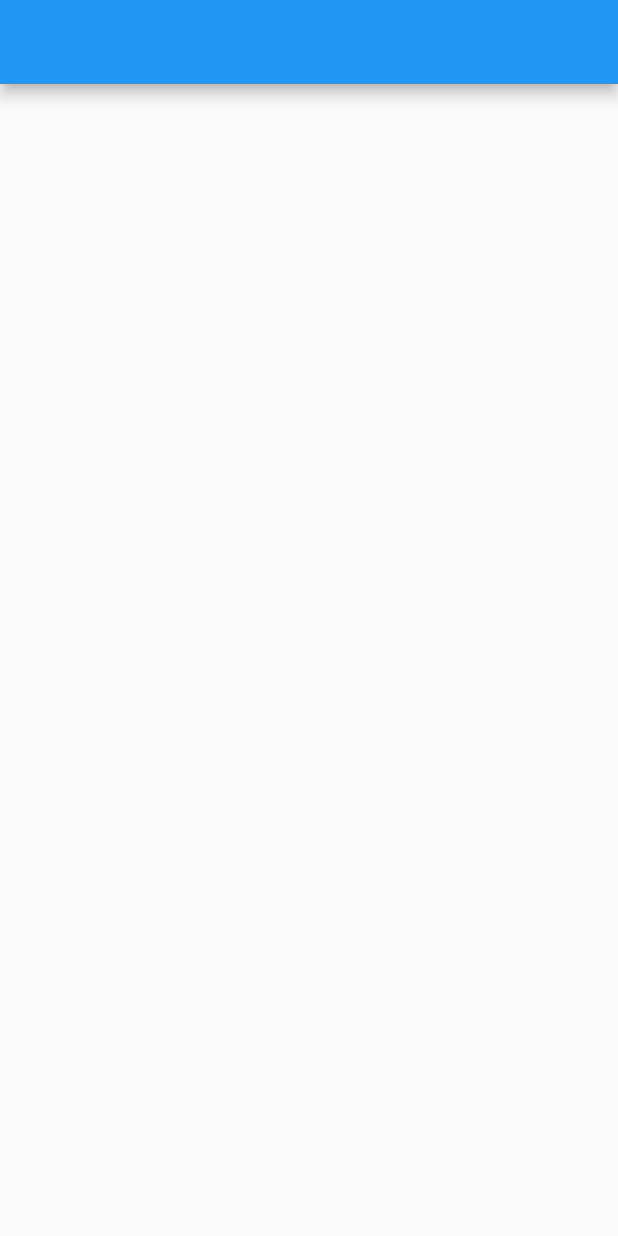
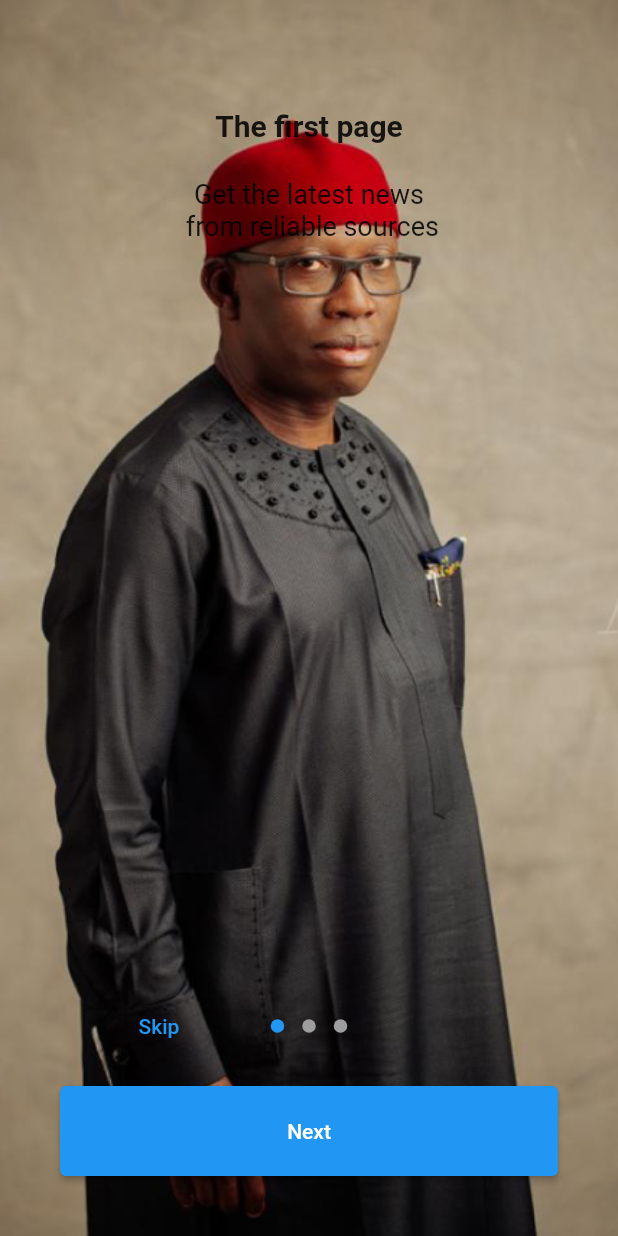
Before and after one commit to rukky96/delta_news, a Flutter app: the screen it shows after launch, on a phone screen of 412 x 824 dp. Run offline on Flutter 3.47's test engine with Material 2 defaults, Android fonts, the phone set to English and light mode, and no system bars; drawn by our look-alikes of introduction_screen; our stand-ins replace splashscreen.

Commit message:
added pictures

```diff
--- a/lib/main.dart
+++ b/lib/main.dart
@@ -1,5 +1,6 @@
 import 'package:flutter/material.dart';
 import 'package:splashscreen/splashscreen.dart';
+import 'package:introduction_screen/introduction_screen.dart';
 
 void main(List<String> args) {
   runApp(const DeltaNews());
@@ -10,9 +11,9 @@ class DeltaNews extends StatelessWidget {
 
   @override
   Widget build(BuildContext context) {
-    return MaterialApp(
+    return const MaterialApp(
       title: 'Delta News',
-      home: const MySplashScreen(),
+      home: MySplashScreen(),
     );
   }
 }
@@ -29,10 +30,9 @@ class _MySplashScreenState extends State<MySplashScreen> {
   Widget build(BuildContext context) {
     return SplashScreen(
       seconds: 10,
-      navigateAfterSeconds: const HomePage(),
-      title: Text('WELCOME TO DELTA NEWS'),
-      image: Image.network(
-          'https://www.deltastate.gov.ng/wp-content/uploads/2019/10/cropped-Delta-Logo.png'),
+      navigateAfterSeconds: const IntroductionPage(),
+      title: const Text('WELCOME TO DELTA NEWS'),
+      image: Image(image: AssetImage('assets/images/delta_logo.png')),
       backgroundColor: Colors.white,
     );
   }
@@ -49,7 +49,78 @@ class _HomePageState extends State<HomePage> {
   @override
   Widget build(BuildContext context) {
     return Scaffold(
-      appBar: AppBar(),
+      appBar: AppBar(
+        title: Text('Delta News'),
+      ),
     );
   }
 }
+
+class IntroductionPage extends StatefulWidget {
+  const IntroductionPage({super.key});
+
+  @override
+  State<IntroductionPage> createState() => _IntroductionPageState();
+}
+
+class _IntroductionPageState extends State<IntroductionPage> {
+  List<String> pagePictures = [
+    'assets/images/okowa.png',
+    'assets/images/statue.png',
+    'assets/images/athlete.png',
+  ];
+  int pictureIndex = 0;
+
+  final introKey = GlobalKey<IntroductionScreenState>();
+  @override
+  Widget build(BuildContext context) {
+    return Container(
+      padding: EdgeInsets.all(40),
+      height: double.infinity,
+      width: double.infinity,
+      decoration: BoxDecoration(
+          image: DecorationImage(
+              image: AssetImage(pagePictures[pictureIndex]), fit: BoxFit.fill)),
+      child: IntroductionScreen(
+        globalBackgroundColor: Color.fromARGB(0, 207, 90, 90),
+        key: introKey,
+        globalFooter: SizedBox(
+          width: double.infinity,
+          height: 60,
+          child: ElevatedButton(
+            onPressed: (() {}),
+            child: Text('Next'),
+          ),
+        ),
+        showSkipButton: true,
+        skip: const Text('Skip'),
+        done: const Text('Done'),
+        next: const Text('Next'),
+        onChange: ((value) {
+          setState(() {
+            pictureIndex = value;
+          });
+        }),
+        showNextButton: false,
+        onDone: () {
+          Navigator.push(context,
+              MaterialPageRoute(builder: ((context) => const HomePage())));
+        },
+        pages: [
+          PageViewModel(
+            title: 'The first page',
+            body: 'Get the latest news \n from reliable sources',
+          ),
+          PageViewModel(
+            title: 'The first page',
+            body: 'Get the latest news \n from reliable sources',
+          ),
+          PageViewModel(
+            title: 'The first page',
+            body: 'Get the latest news \n from reliable sources',
+          ),
+        ],
+      ),
+    );
+  }
+}
--- a/pubspec.yaml
+++ b/pubspec.yaml
@@ -37,6 +37,7 @@ dependencies:
   # Use with the CupertinoIcons class for iOS style icons.
   cupertino_icons: ^1.0.2
   splashscreen: ^1.3.5
+  introduction_screen: ^3.0.2
 
 dev_dependencies:
   flutter_test:
@@ -61,8 +62,8 @@ flutter:
   uses-material-design: true
 
   # To add assets to your application, add an assets section, like this:
-  # assets:
-  #   - images/a_dot_burr.jpeg
+  assets:
+    - assets/images/
   #   - images/a_dot_ham.jpeg
 
   # An image asset can refer to one or more resolution-specific "variants", see
```
Also changed, not shown: assets/images/Rectangle 102.png (added), assets/images/athlete.png (added), assets/images/delta_logo.png (added), assets/images/image 15.png (added), assets/images/image 16.png (added), assets/images/image 17.png (added), assets/images/image 18.png (added), assets/images/image 19.png (added), assets/images/image 20 (1).png (added), assets/images/image 20.png (added), assets/images/okowa.png (added), assets/images/statue.png (added), pubspec.lock.
